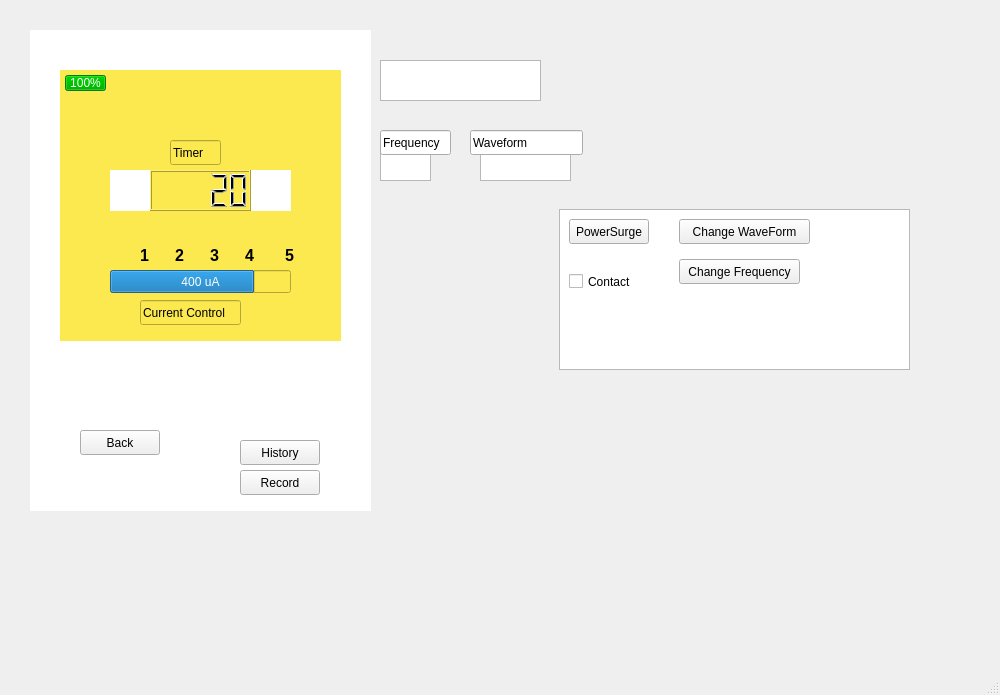
First picture: the form in mainwindow.ui, repository Hall-Andrew/CESDEVICE-3004FinalProject, before the edit.
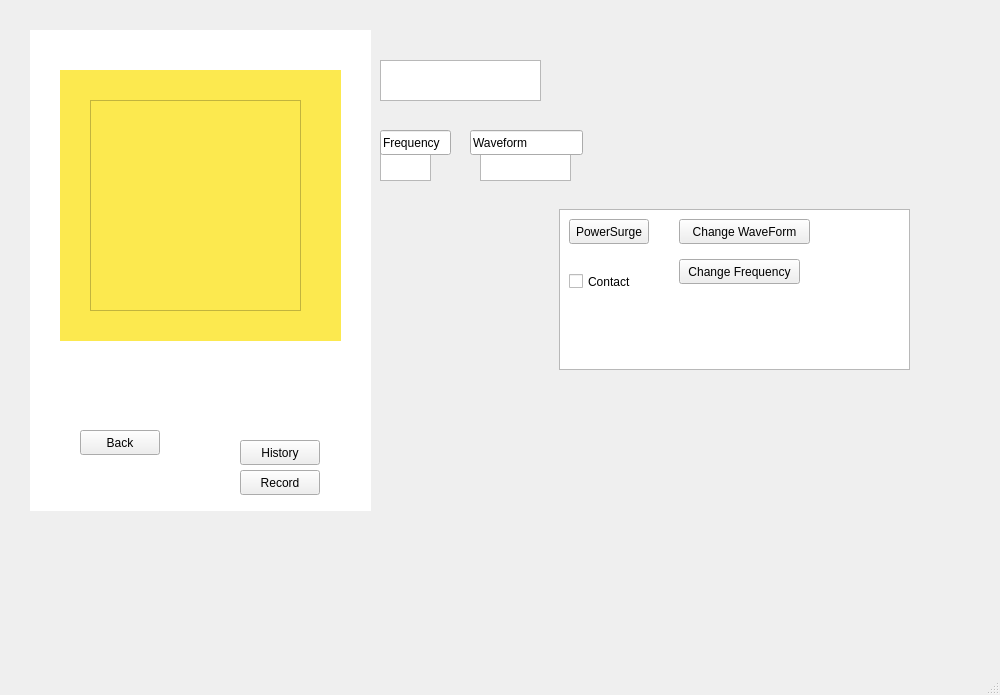
Second picture: the form after the edit. Icons and pictures are not drawn.

Commit message: Made it so that record now can display the full session.

```diff
--- a/mainwindow.ui
+++ b/mainwindow.ui
@@ -189,7 +189,7 @@
      <enum>QFrame::Raised</enum>
     </property>
     <property name="currentIndex">
-     <number>2</number>
+     <number>5</number>
     </property>
     <widget class="QWidget" name="page_5">
      <layout class="QHBoxLayout" name="horizontalLayout_4">
@@ -450,6 +450,18 @@
       </item>
      </layout>
     </widget>
+    <widget class="QWidget" name="fullHistory">
+     <widget class="QTextEdit" name="RecordingFull">
+      <property name="geometry">
+       <rect>
+        <x>30</x>
+        <y>30</y>
+        <width>211</width>
+        <height>211</height>
+       </rect>
+      </property>
+     </widget>
+    </widget>
    </widget>
    <widget class="QPushButton" name="Record">
     <property name="geometry">
```
The commit also changes 2 other files.
